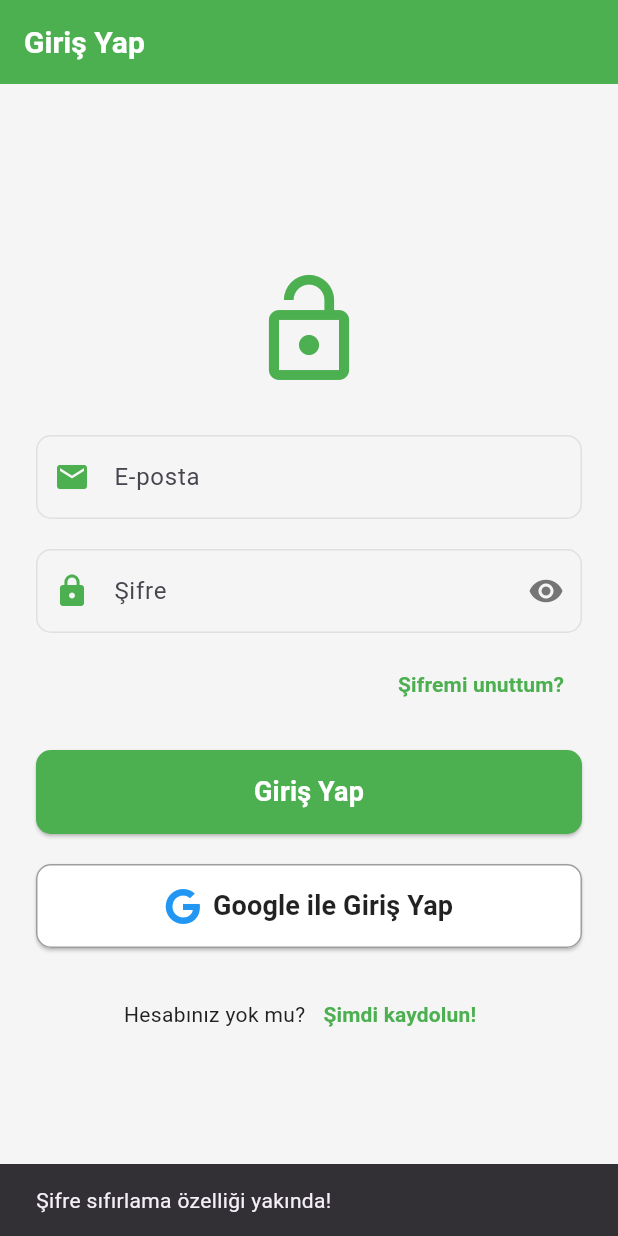
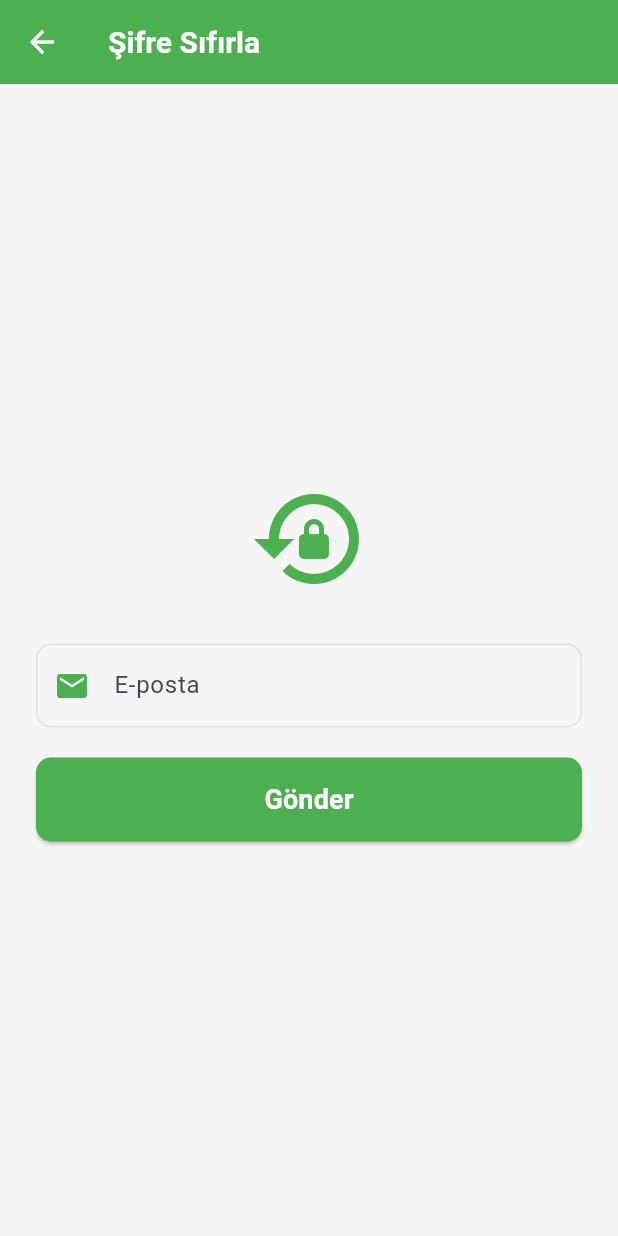
Before and after one commit to Emirkanozr/geziyorumapp, a Flutter app: the screen it shows after launch, after a tap on "Şifremi unuttum?", on a phone screen of 412 x 824 dp. Run offline on Flutter 3.47's test engine with Material 3 defaults, Android fonts, the phone set to English and light mode, and no system bars; our stand-ins replace cloud_firestore, firebase_auth, firebase_core, firebase_storage, font_awesome_flutter, google_sign_in and 2 more; accounts and stored records are empty; Roboto replaces fonts that are missing (Hind).

Commit message:
Add password reset screen

```diff
--- /dev/null
+++ b/lib/screens/auth/forgot_password_screen.dart
@@ -0,0 +1,132 @@
+// lib/screens/auth/forgot_password_screen.dart
+
+import 'package:flutter/material.dart';
+import 'package:firebase_auth/firebase_auth.dart';
+import 'package:geziyorum/main.dart';
+
+class ForgotPasswordScreen extends StatefulWidget {
+  const ForgotPasswordScreen({super.key});
+
+  @override
+  State<ForgotPasswordScreen> createState() => _ForgotPasswordScreenState();
+}
+
+class _ForgotPasswordScreenState extends State<ForgotPasswordScreen> {
+  final TextEditingController _emailController = TextEditingController();
+  final GlobalKey<FormState> _formKey = GlobalKey<FormState>();
+  bool _isSending = false;
+
+  Future<void> _sendResetEmail() async {
+    if (!_formKey.currentState!.validate()) return;
+    setState(() {
+      _isSending = true;
+    });
+    try {
+      await FirebaseAuth.instance
+          .sendPasswordResetEmail(email: _emailController.text.trim());
+      if (mounted) {
+        ScaffoldMessenger.of(context).showSnackBar(
+          const SnackBar(content: Text('Şifre sıfırlama e-postası gönderildi.')),
+        );
+        Navigator.pop(context);
+      }
+    } on FirebaseAuthException catch (e) {
+      ScaffoldMessenger.of(context).showSnackBar(
+        SnackBar(content: Text(e.message ?? 'Bir hata oluştu.')),
+      );
+    } catch (e) {
+      ScaffoldMessenger.of(context).showSnackBar(
+        SnackBar(content: Text('Bir hata oluştu: $e')),
+      );
+    } finally {
+      if (mounted) {
+        setState(() {
+          _isSending = false;
+        });
+      }
+    }
+  }
+
+  @override
+  void dispose() {
+    _emailController.dispose();
+    super.dispose();
+  }
+
+  @override
+  Widget build(BuildContext context) {
+    return Scaffold(
+      backgroundColor: AppColors.backgroundColor,
+      appBar: AppBar(
+        title: const Text(
+          'Şifre Sıfırla',
+          style: TextStyle(color: AppColors.white, fontWeight: FontWeight.bold),
+        ),
+        backgroundColor: AppColors.primaryColor,
+      ),
+      body: Center(
+        child: SingleChildScrollView(
+          padding: const EdgeInsets.all(24.0),
+          child: Form(
+            key: _formKey,
+            child: Column(
+              mainAxisAlignment: MainAxisAlignment.center,
+              children: [
+                Icon(Icons.lock_reset, size: 80, color: AppColors.primaryColor),
+                const SizedBox(height: 30),
+                TextFormField(
+                  controller: _emailController,
+                  keyboardType: TextInputType.emailAddress,
+                  decoration: InputDecoration(
+                    labelText: 'E-posta',
+                    hintText: 'e-postanızı girin',
+                    prefixIcon:
+                        const Icon(Icons.email, color: AppColors.primaryColor),
+                    border: OutlineInputBorder(
+                      borderRadius: BorderRadius.circular(10.0),
+                    ),
+                    focusedBorder: OutlineInputBorder(
+                      borderRadius: BorderRadius.circular(10.0),
+                      borderSide:
+                          const BorderSide(color: AppColors.primaryColor, width: 2),
+                    ),
+                  ),
+                  validator: (value) {
+                    if (value == null || value.isEmpty) {
+                      return 'Lütfen e-posta adresinizi girin.';
+                    }
+                    if (!value.contains('@') || !value.contains('.')) {
+                      return 'Geçerli bir e-posta adresi girin.';
+                    }
+                    return null;
+                  },
+                ),
+                const SizedBox(height: 20),
+                _isSending
+                    ? const CircularProgressIndicator()
+                    : ElevatedButton(
+                        onPressed: _sendResetEmail,
+                        style: ElevatedButton.styleFrom(
+                          backgroundColor: AppColors.primaryColor,
+                          padding: const EdgeInsets.symmetric(
+                              horizontal: 50, vertical: 15),
+                          shape: RoundedRectangleBorder(
+                              borderRadius: BorderRadius.circular(10)),
+                          minimumSize: const Size(double.infinity, 50),
+                        ),
+                        child: const Text(
+                          'Gönder',
+                          style: TextStyle(
+                              fontSize: 18,
+                              color: AppColors.white,
+                              fontWeight: FontWeight.bold),
+                        ),
+                      ),
+              ],
+            ),
+          ),
+        ),
+      ),
+    );
+  }
+}
--- a/lib/screens/auth/login_screen.dart
+++ b/lib/screens/auth/login_screen.dart
@@ -5,6 +5,7 @@ import 'package:provider/provider.dart';
 import 'package:geziyorum/services/auth_service.dart'; // AuthService'i import et
 import 'package:geziyorum/main.dart'; // AppColors için (veya colors.dart gibi ayrı bir dosyanız varsa oradan)
 import 'package:geziyorum/screens/auth/register_screen.dart'; // RegisterScreen'e geçiş için
+import 'package:geziyorum/screens/auth/forgot_password_screen.dart';
 import 'package:font_awesome_flutter/font_awesome_flutter.dart'; // Font Awesome için bu satırı etkinleştirin
 
 class LoginScreen extends StatefulWidget {
@@ -173,15 +174,19 @@ class _LoginScreenState extends State<LoginScreen> {
                   alignment: Alignment.centerRight,
                   child: TextButton(
                     onPressed: () {
-                      // Şifre sıfırlama ekranına yönlendirme
-                      ScaffoldMessenger.of(context).showSnackBar(
-                        const SnackBar(content: Text('Şifre sıfırlama özelliği yakında!')),
+                      Navigator.push(
+                        context,
+                        MaterialPageRoute(
+                          builder: (context) => const ForgotPasswordScreen(),
+                        ),
                       );
-                      // Navigator.push(context, MaterialPageRoute(builder: (context) => ForgotPasswordScreen()));
                     },
                     child: const Text(
                       'Şifremi unuttum?',
-                      style: TextStyle(color: AppColors.primaryColor, fontWeight: FontWeight.bold),
+                      style: TextStyle(
+                        color: AppColors.primaryColor,
+                        fontWeight: FontWeight.bold,
+                      ),
                     ),
                   ),
                 ),
```
